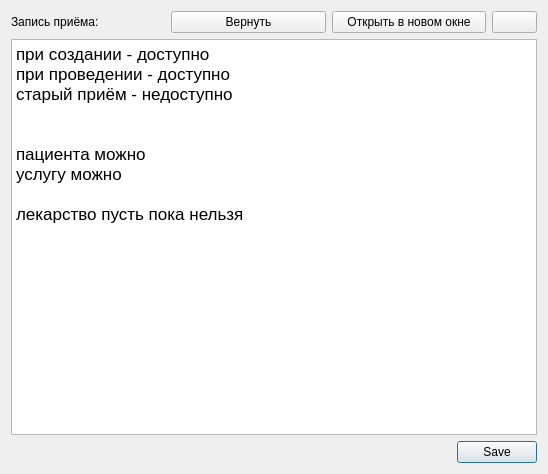
Qt form interface/appointment/appointmentRecordForm.ui (strizh78/MApp) before a commit.
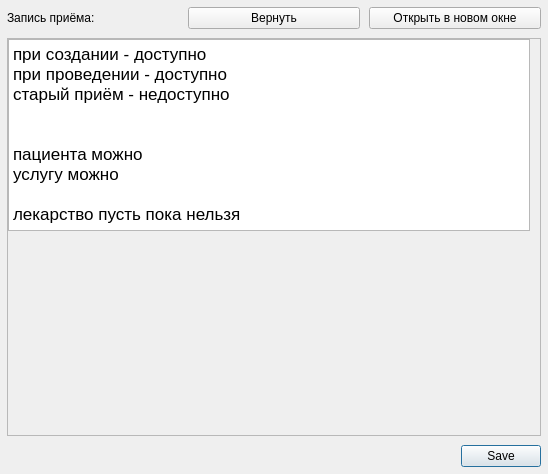
The same form after that commit. Icons and pictures are not drawn.

```diff
--- a/interface/appointment/appointmentRecordForm.ui
+++ b/interface/appointment/appointmentRecordForm.ui
@@ -13,7 +13,22 @@
   <property name="windowTitle">
    <string>Запись приёма</string>
   </property>
-  <layout class="QVBoxLayout" name="verticalLayout_2">
+  <layout class="QHBoxLayout" name="horizontalLayout_2">
+   <property name="spacing">
+    <number>9</number>
+   </property>
+   <property name="leftMargin">
+    <number>7</number>
+   </property>
+   <property name="topMargin">
+    <number>7</number>
+   </property>
+   <property name="rightMargin">
+    <number>7</number>
+   </property>
+   <property name="bottomMargin">
+    <number>7</number>
+   </property>
    <item>
     <layout class="QVBoxLayout" name="verticalLayout">
      <item>
@@ -47,32 +62,45 @@
          </property>
         </widget>
        </item>
-       <item>
-        <widget class="QPushButton" name="editRecordBtn">
-         <property name="maximumSize">
-          <size>
-           <width>45</width>
-           <height>45</height>
-          </size>
-         </property>
-         <property name="text">
-          <string/>
-         </property>
-         <property name="icon">
-          <iconset resource="../icons.qrc">
-           <normaloff>:/icons/editIcon.png</normaloff>:/icons/editIcon.png</iconset>
-         </property>
-         <property name="checkable">
-          <bool>true</bool>
-         </property>
-        </widget>
-       </item>
       </layout>
      </item>
      <item>
-      <widget class="QTextEdit" name="fileTextEdit">
-       <property name="html">
-        <string>&lt;!DOCTYPE HTML PUBLIC &quot;-//W3C//DTD HTML 4.0//EN&quot; &quot;http://www.w3.org/TR/REC-html40/strict.dtd&quot;&gt;
+      <widget class="QScrollArea" name="scrollArea">
+       <property name="minimumSize">
+        <size>
+         <width>0</width>
+         <height>250</height>
+        </size>
+       </property>
+       <property name="widgetResizable">
+        <bool>true</bool>
+       </property>
+       <widget class="QWidget" name="scrollAreaWidgetContents">
+        <property name="geometry">
+         <rect>
+          <x>0</x>
+          <y>0</y>
+          <width>520</width>
+          <height>367</height>
+         </rect>
+        </property>
+        <property name="sizePolicy">
+         <sizepolicy hsizetype="Expanding" vsizetype="Expanding">
+          <horstretch>0</horstretch>
+          <verstretch>0</verstretch>
+         </sizepolicy>
+        </property>
+        <widget class="QTextEdit" name="fileTextEdit">
+         <property name="geometry">
+          <rect>
+           <x>0</x>
+           <y>0</y>
+           <width>522</width>
+           <height>192</height>
+          </rect>
+         </property>
+         <property name="html">
+          <string>&lt;!DOCTYPE HTML PUBLIC &quot;-//W3C//DTD HTML 4.0//EN&quot; &quot;http://www.w3.org/TR/REC-html40/strict.dtd&quot;&gt;
 &lt;html&gt;&lt;head&gt;&lt;meta name=&quot;qrichtext&quot; content=&quot;1&quot; /&gt;&lt;style type=&quot;text/css&quot;&gt;
 p, li { white-space: pre-wrap; }
 &lt;/style&gt;&lt;/head&gt;&lt;body style=&quot; font-family:'.AppleSystemUIFont'; font-size:13pt; font-weight:400; font-style:normal;&quot;&gt;
@@ -85,7 +113,9 @@
 &lt;p style=&quot; margin-top:0px; margin-bottom:0px; margin-left:0px; margin-right:0px; -qt-block-indent:0; text-indent:0px;&quot;&gt;услугу можно &lt;/p&gt;
 &lt;p style=&quot;-qt-paragraph-type:empty; margin-top:0px; margin-bottom:0px; margin-left:0px; margin-right:0px; -qt-block-indent:0; text-indent:0px;&quot;&gt;&lt;br /&gt;&lt;/p&gt;
 &lt;p style=&quot; margin-top:0px; margin-bottom:0px; margin-left:0px; margin-right:0px; -qt-block-indent:0; text-indent:0px;&quot;&gt;лекарство пусть пока нельзя&lt;/p&gt;&lt;/body&gt;&lt;/html&gt;</string>
-       </property>
+         </property>
+        </widget>
+       </widget>
       </widget>
      </item>
      <item>
```
